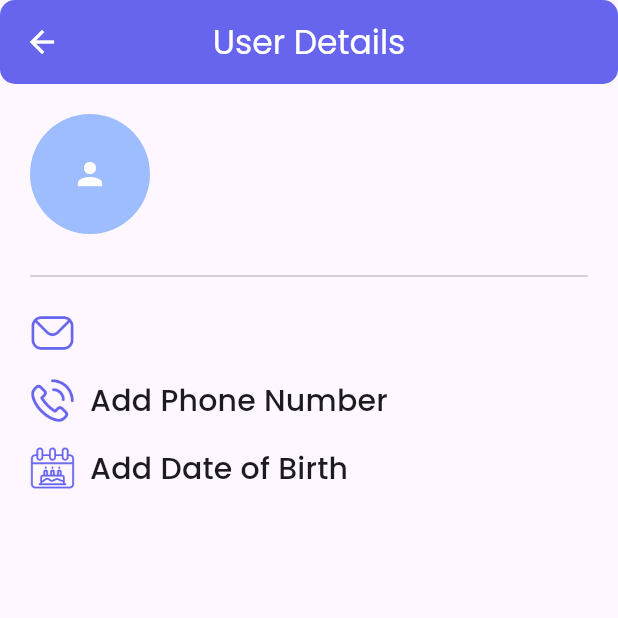
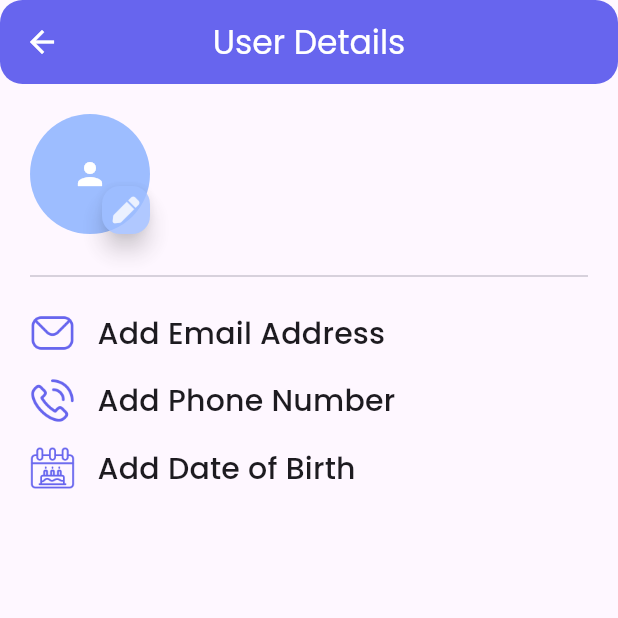
Before and after one commit to PARASSALIYA/Video-Conference-App, a Flutter app: the UserProfile screen opened by its route, on a phone screen of 412 x 824 dp, the top half of it. Run offline on Flutter 3.47's test engine with Material 3 defaults, Android fonts, the phone set to English and light mode, and no system bars; drawn by our look-alikes of auto_size_text; our stand-ins replace cloud_firestore, delightful_toast, firebase_auth, firebase_core, firebase_storage, flutter_riverpod and 5 more; accounts and stored records are empty; generated files the repository leaves out were written again; network calls fail.

Commit message:
code Refactored

```diff
--- a/lib/Screens/Auth/contacts.dart
+++ b/lib/Screens/Auth/contacts.dart
@@ -1,4 +1,5 @@
 import 'package:flutter/material.dart';
+import 'package:video_conference_app/Widgets/appbar.dart';
 
 class Contacts extends StatefulWidget {
   const Contacts({super.key});
@@ -11,7 +12,7 @@ class _ContactsState extends State<Contacts> {
   @override
   Widget build(BuildContext context) {
     return Scaffold(
-      appBar: AppBar(),
+      appBar: homeAppBar("Contacts"),
       body: const Center(
         child: Text("Contacts Screen"),
       ),
--- a/lib/Screens/Auth/setting_screen.dart
+++ b/lib/Screens/Auth/setting_screen.dart
@@ -2,6 +2,7 @@ import 'package:flutter/material.dart';
 import 'package:flutter_riverpod/flutter_riverpod.dart';
 import 'package:get_it/get_it.dart';
 import 'package:video_conference_app/Models/user_provider.dart';
+import 'package:video_conference_app/Widgets/appbar.dart';
 import 'package:video_conference_app/Widgets/auth_widgets.dart';
 import 'package:video_conference_app/constants/const_widgets.dart';
 import 'package:video_conference_app/services/auth_services.dart';
@@ -28,9 +29,7 @@ class _SettingScreenState extends ConsumerState<SettingScreen> {
   @override
   Widget build(BuildContext context) {
     return Scaffold(
-      appBar: AppBar(
-        title: const Text("Settings"),
-      ),
+      appBar: homeAppBar("Settings"),
       body: _body(),
     );
   }
--- a/lib/Screens/Auth/user_profile.dart
+++ b/lib/Screens/Auth/user_profile.dart
@@ -1,13 +1,17 @@
+import 'dart:io';
+
 import 'package:auto_size_text/auto_size_text.dart';
 import 'package:flutter/material.dart';
 import 'package:flutter_riverpod/flutter_riverpod.dart';
 import 'package:get_it/get_it.dart';
 import 'package:video_conference_app/Models/user.dart';
 import 'package:video_conference_app/Models/user_provider.dart';
+import 'package:video_conference_app/Widgets/appbar.dart';
 import 'package:video_conference_app/Widgets/auth_widgets.dart';
 import 'package:video_conference_app/constants/assets_path.dart';
 import 'package:video_conference_app/constants/const_widgets.dart';
 import 'package:video_conference_app/services/auth_services.dart';
+import 'package:video_conference_app/services/database_services.dart';
 
 class UserProfile extends ConsumerStatefulWidget {
   const UserProfile({super.key});
@@ -17,14 +21,16 @@ class UserProfile extends ConsumerStatefulWidget {
 }
 
 class _UserProfileState extends ConsumerState<UserProfile> {
-  late AuthService _authService;
+  late AuthService _authServices;
+  File? selectedImage;
+  bool uploadLoader = false;
 
   @override
   void initState() {
-    _authService = GetIt.instance.get<AuthService>();
+    _authServices = GetIt.instance.get<AuthService>();
     ref
         .read(userDataNotifierProvider.notifier)
-        .fetchCurrentUserData(_authService.user?.uid);
+        .fetchCurrentUserData(_authServices.user?.uid);
     super.initState();
   }
 
@@ -33,14 +39,7 @@ class _UserProfileState extends ConsumerState<UserProfile> {
     final userData = ref.watch(userDataNotifierProvider);
 
     return Scaffold(
-      appBar: AppBar(
-        backgroundColor: primaryColor,
-        shape: RoundedRectangleBorder(borderRadius: BorderRadius.circular(10)),
-        title: const Text("User Details"),
-        foregroundColor: Colors.white,
-        centerTitle: true,
-        leading: const BackButton(),
-      ),
+      appBar: homeAppBar("User Details"),
       body: _body(userData),
     );
   }
@@ -56,7 +55,23 @@ class _UserProfileState extends ConsumerState<UserProfile> {
         children: [
           Row(
             children: [
-              userImageCircle(userData, 40),
+              userImageCircle(
+                userData,
+                40,
+                canEdit: true,
+                isLoading: uploadLoader,
+                onTap: () async {
+                  setState(() {
+                    uploadLoader = true;
+                  });
+                  File? file = await getImageFromGallery();
+                  if (file != null) {
+                    selectedImage = file;
+                    print(selectedImage?.path);
+                    changePhotoDilog(context, ref, file, userData);
+                  }
+                },
+              ),
               sbw20,
               Text(
                 userData.name ?? "User Name",
@@ -67,7 +82,12 @@ class _UserProfileState extends ConsumerState<UserProfile> {
           sbh20,
           const Divider(),
           sbh15,
-          _dataField(emailIcon, userData.email ?? "Your Email"),
+          _dataField(
+            emailIcon,
+            (userData.email!.isEmpty)
+                ? "Add Email Address"
+                : userData.email ?? "Add Email Address",
+          ),
           sbh15,
           _dataField(
             phoneIcon,
@@ -93,7 +113,7 @@ class _UserProfileState extends ConsumerState<UserProfile> {
           height: 30,
           color: primaryColor,
         ),
-        sbw10,
+        sbw15,
         AutoSizeText(
           data,
           style: Theme.of(context).textTheme.titleMedium,
@@ -104,4 +124,49 @@ class _UserProfileState extends ConsumerState<UserProfile> {
       ],
     );
   }
+
+  void changePhotoDilog(
+    BuildContext context,
+    WidgetRef ref,
+    File file,
+    UserData userData,
+  ) {
+    print("profile pic change function called");
+    showDialog(
+      context: context,
+      builder: (BuildContext context) {
+        return AlertDialog.adaptive(
+          title: const Text('Change Profile Picture'),
+          content: const Text('Are you sure ?'),
+          actions: [
+            ElevatedButton(
+              onPressed: () async {
+                final String? newPfPic = await uploadUserPfpic(
+                  file: file,
+                  uid: "${userData.uid}",
+                );
+                ref
+                    .watch(userDataNotifierProvider.notifier)
+                    .updateCurrentUserData(profilePicUrl: newPfPic);
+                setState(() {
+                  uploadLoader = false;
+                });
+                Navigator.pop(context);
+              },
+              child: const Text("Yes"),
+            ),
+            ElevatedButton(
+                onPressed: () {
+                  print("profile pic change canceled");
+                  setState(() {
+                    uploadLoader = false;
+                  });
+                  Navigator.of(context).pop();
+                },
+                child: const Text("No")),
+          ],
+        );
+      },
+    );
+  }
 }
--- a/lib/Screens/Home/messages/messages.dart
+++ b/lib/Screens/Home/messages/messages.dart
@@ -1,4 +1,5 @@
 import 'package:flutter/material.dart';
+import 'package:video_conference_app/Widgets/appbar.dart';
 
 class MessagesScreen extends StatefulWidget {
   const MessagesScreen({super.key});
@@ -11,7 +12,7 @@ class _MessagesScreenState extends State<MessagesScreen> {
   @override
   Widget build(BuildContext context) {
     return Scaffold(
-      appBar: AppBar(),
+      appBar: homeAppBar("Messages"),
       body: const Center(
         child: Text("Messages Screen"),
       ),
--- /dev/null
+++ b/lib/Widgets/appbar.dart
@@ -0,0 +1,20 @@
+import 'package:flutter/material.dart';
+import 'package:video_conference_app/constants/const_widgets.dart';
+
+PreferredSizeWidget homeAppBar(
+  String title, {
+  Widget? leadingWidget,
+  List<Widget>? listOfAction,
+  PreferredSizeWidget? bottom,
+}) {
+  return AppBar(
+    backgroundColor: primaryColor,
+    shape: RoundedRectangleBorder(borderRadius: BorderRadius.circular(15)),
+    title: Text(title),
+    foregroundColor: Colors.white,
+    centerTitle: true,
+    leading: leadingWidget,
+    actions: listOfAction,
+    bottom: bottom,
+  );
+}
--- a/lib/Widgets/auth_widgets.dart
+++ b/lib/Widgets/auth_widgets.dart
@@ -87,7 +87,8 @@ Widget customTextField(TextEditingController controller, String iconPath,
               }
             }
             return null;
-          },onChanged:(value)=> onchanged,
+          },
+          onChanged: (value) => onchanged,
         ),
       ),
     ],
@@ -204,14 +205,25 @@ PreferredSizeWidget customAppbar(
   );
 }
 
-Widget userImageCircle(UserData userData, double radius) {
+Widget userImageCircle(
+  UserData userData,
+  double radius, {
+  bool isLoading = false,
+  bool canEdit = false,
+  void Function()? onTap,
+}) {
   return CircleAvatar(
     backgroundColor: primaryColor2,
     radius: radius,
+    child: Stack(
+      children: [
+        Align(
           child: ClipOval(
             child: Image.network(
               height: radius * 1.85,
-        userData.pfpURL!.isEmpty? networkPersonImage: userData.pfpURL ?? "NA",
+              userData.pfpURL!.isEmpty
+                  ? networkPersonImage
+                  : userData.pfpURL ?? "NA",
               fit: BoxFit.cover,
               loadingBuilder: (context, child, loadingProgress) {
                 if (loadingProgress != null) {
@@ -232,5 +244,35 @@ Widget userImageCircle(UserData userData, double radius) {
               },
             ),
           ),
+        ),
+        (canEdit)
+            ? Align(
+                alignment: Alignment.bottomRight,
+                child: Opacity(
+                  opacity: .8,
+                  child: SizedBox(
+                    width: radius * 0.8,
+                    height: radius * 0.8,
+                    child: FloatingActionButton.small(
+                      onPressed: onTap,
+                      backgroundColor: primaryColor2,
+                      child: (isLoading)
+                          ? const SizedBox(
+                              height: 20,
+                              width: 20,
+                              child: CircularProgressIndicator.adaptive(),
+                            )
+                          : Image.asset(
+                              pencilIcon,
+                              color: Colors.white,
+                              height: radius * .5,
+                            ),
+                    ),
+                  ),
+                ),
+              )
+            : const SizedBox(),
+      ],
+    ),
   );
 }
--- a/lib/constants/assets_path.dart
+++ b/lib/constants/assets_path.dart
@@ -7,6 +7,8 @@ String mettingsIcon = "assets/icons/business.png";
 String mettingsIcon2 = "assets/icons/video-call.png";
 String personIcon = "assets/icons/user.png";
 String dobIcon = "assets/icons/dob_cake.png";
+String editImageIcon = "assets/icons/edit_image.png";
+String pencilIcon = "assets/icons/pencil.png";
 String searchIcon = "assets/icons/search.png";
 String filterIcon = "assets/icons/filter.png";
 String emailIcon = "assets/icons/mail.png";
--- a/lib/utils/routes.dart
+++ b/lib/utils/routes.dart
@@ -5,7 +5,7 @@ import 'package:video_conference_app/Screens/Auth/user_profile.dart';
 import 'package:video_conference_app/Screens/Home/bnb.dart';
 import 'package:video_conference_app/Screens/Home/mettings/mettings.dart';
 import 'package:video_conference_app/users/screens/addgroup/addgroup_screen.dart';
-import 'package:video_conference_app/users/screens/setting/setting_screen.dart';
+import 'package:video_conference_app/Screens/Auth/setting_screen.dart';
 import 'package:video_conference_app/users/screens/splash/splash_screen.dart';
 
 class Routes {
--- a/pubspec.yaml
+++ b/pubspec.yaml
@@ -50,6 +50,7 @@ dependencies:
   get_it: ^8.0.0
   shared_preferences: ^2.3.2
   auto_size_text: ^3.0.0
+  firebase_storage: ^12.3.4
 
 dev_dependencies:
   flutter_test:
```
Also changed, not shown: lib/Screens/Home/mettings/mettings.dart (+8 -9 lines), lib/services/database_services.dart (+41 -0 lines), assets/icons/edit_image.png (added), assets/icons/pencil.png (added), lib/firebase_options.dart, pubspec.lock, 4 other files. Lines whose indentation alone changed are shown as unchanged.
